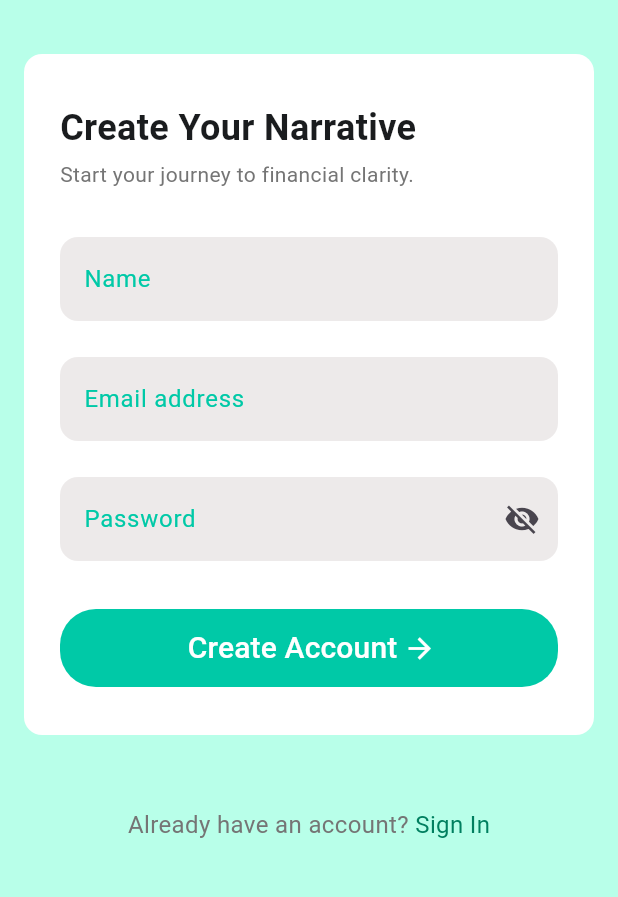
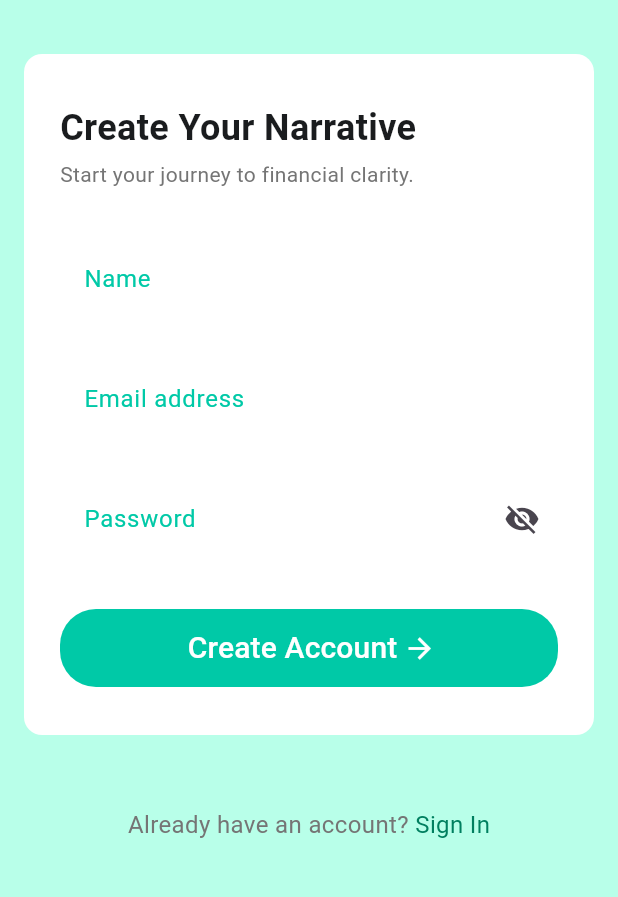
Before and after one commit to Virenrangani/Expenseo, a Flutter app: the SignUpPage screen opened directly, on a phone screen of 412 x 824 dp, the part 69-966 px from its top. Run offline on Flutter 3.47's test engine with Material 3 defaults, Android fonts, the phone set to English and light mode, and no system bars; our stand-ins replace firebase_auth, firebase_core, flutter_bloc, gap, get_it, google_sign_in; accounts and stored records are empty.

Commit message:
feat : add text light color

```diff
--- a/lib/core/constant/colour/app_color.dart
+++ b/lib/core/constant/colour/app_color.dart
@@ -11,7 +11,9 @@ class AppColor {
   static const Color tertiary=Color(0xFF5D3FD3);
   // Background Colors
   static const Color background = Color(0xFFFFFFFF);
-  static const Color backgroundLight = Color(0xFFEDEAEA);
+  static const Color backgroundLight = Color(0x47FFFFFF);
+
+  static const Color textLight=Color(0xFFECE7E7);
 
   static const Color textPrimary = Color(0xFF1A1C1E);
   static const Color textSecondary = Color(0xFF757575);
```
